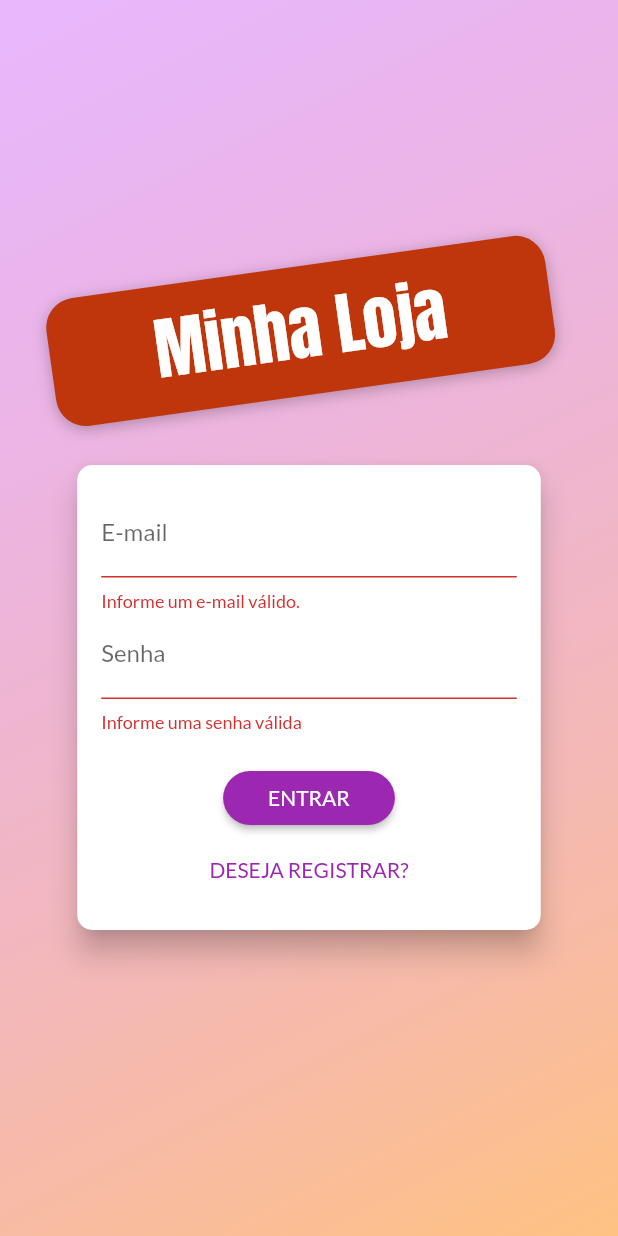
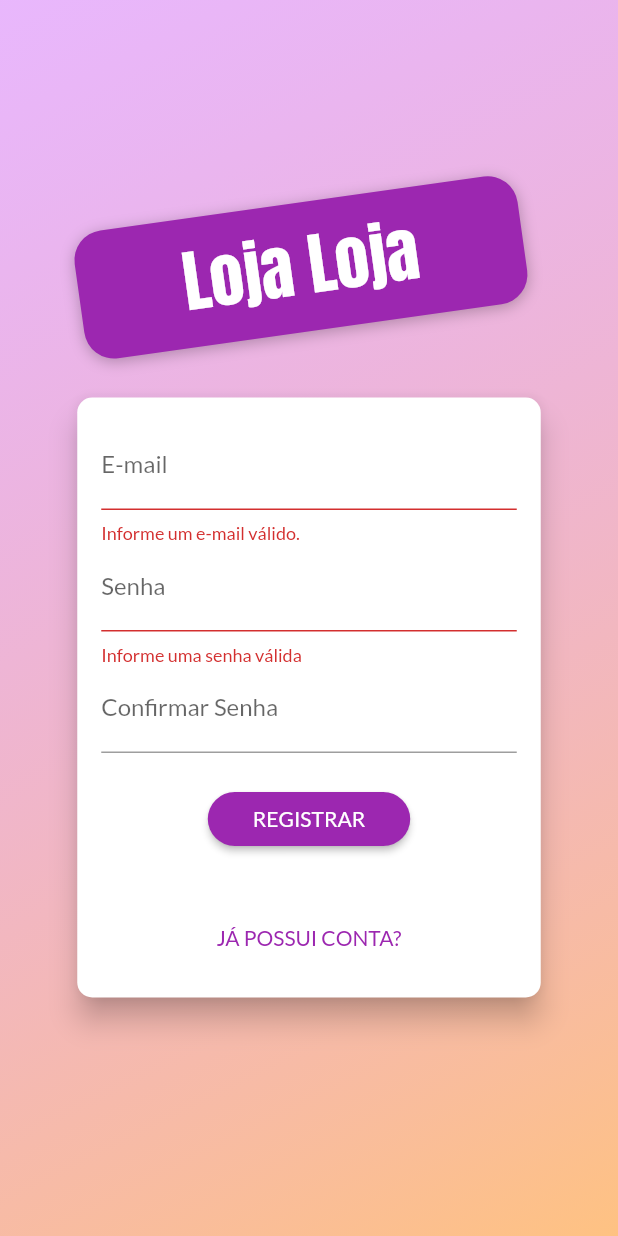
Before and after one commit to italogguasti/shop_provider, a Flutter app: the screen it shows after launch, after a tap on "ENTRAR", after a tap on "DESEJA REGISTRAR?", on a phone screen of 412 x 824 dp. Run offline on Flutter 3.47's test engine with Material 2 defaults, Android fonts, the phone set to English and light mode, and no system bars; network calls fail.

Commit message:
fix login

```diff
--- a/lib/components/auth_form.dart
+++ b/lib/components/auth_form.dart
@@ -1,6 +1,8 @@
 import 'package:flutter/material.dart';
 import 'package:provider/provider.dart';
 import 'package:shop/models/auth.dart';
+
+import '../exceptions/auth_exception.dart';
 
 enum AuthMode { signup, login }
 
@@ -27,11 +29,27 @@ class _AuthFormState extends State<AuthForm> {
   void _switchAuthMode() {
     setState(() {
       if (_isLogin()) {
+        _authMode = AuthMode.signup;
+      } else {
         _authMode = AuthMode.login;
-      } else {
-        _authMode = AuthMode.signup;
       }
     });
+  }
+
+  void _showErrorDialog(String msg) {
+    showDialog(
+      context: context,
+      builder: (ctx) => AlertDialog(
+        title: const Text('Ocorreu um Erro'),
+        content: Text(msg),
+        actions: [
+          TextButton(
+            onPressed: () => Navigator.of(context).pop(),
+            child: const Text('Fechar'),
+          )
+        ],
+      ),
+    );
   }
 
   Future<void> _submit() async {
@@ -46,6 +64,7 @@ class _AuthFormState extends State<AuthForm> {
     _formKey.currentState?.save();
     Auth auth = Provider.of(context, listen: false);
 
+    try {
       if (_isLogin()) {
         // Login
         await auth.login(
@@ -58,6 +77,11 @@ class _AuthFormState extends State<AuthForm> {
           _authData['email']!,
           _authData['password']!,
         );
+      }
+    } on AuthException catch (error) {
+      _showErrorDialog(error.toString());
+    } catch (error) {
+      _showErrorDialog('Ocorreu um erro inesperado!');
     }
 
     setState(() => _isLoading = false);
--- /dev/null
+++ b/lib/exceptions/auth_exception.dart
@@ -0,0 +1,24 @@
+// ignore_for_file: public_member_api_docs, sort_constructors_first
+class AuthException implements Exception {
+  static const Map<String, String> errors = {
+    'EMAIL_EXISTS': 'E-mail já cadastrado.',
+    'OPERATION_NOT_ALLOWED': 'Operação não permitida!',
+    'TOO_MANY_ATTEMPTS_TRY_LATER': 'Acesso bloqueado temporariamente. Tente mais tarde.',
+    'EMAIL_NOT_FOUND': 'E-mail não encontrado.',
+    'INVALID_PASSWORD': 'Senha informada não confere.',
+    'USER_DISABLED': 'A conta do usuário foi desabilitada.',
+
+  };
+
+  final String key;
+
+  AuthException({
+    required this.key,
+  });
+
+  @override
+  String toString() {
+    return errors[key] ?? 'Ocorreu um erro no processo de autenticação.';
+
+  }
+}
--- a/lib/pages/auth_page.dart
+++ b/lib/pages/auth_page.dart
@@ -39,7 +39,7 @@ class AuthPage extends StatelessWidget {
                   transform: Matrix4.rotationZ(-8 * pi / 180)..translate(-10.0),
                   decoration: BoxDecoration(
                     borderRadius: BorderRadius.circular(20),
-                    color: Colors.deepOrange.shade900,
+                    color: Colors.purple,
                     boxShadow: const [
                       BoxShadow(
                         blurRadius: 8,
@@ -49,7 +49,7 @@ class AuthPage extends StatelessWidget {
                     ],
                   ),
                   child: const Text(
-                    'Minha Loja',
+                    'Loja Loja',
                     style: TextStyle(
                       fontSize: 45,
                       fontFamily: 'Anton',
```
Also changed, not shown: lib/models/auth.dart (+10 -3 lines). Lines whose indentation alone changed are shown as unchanged.
